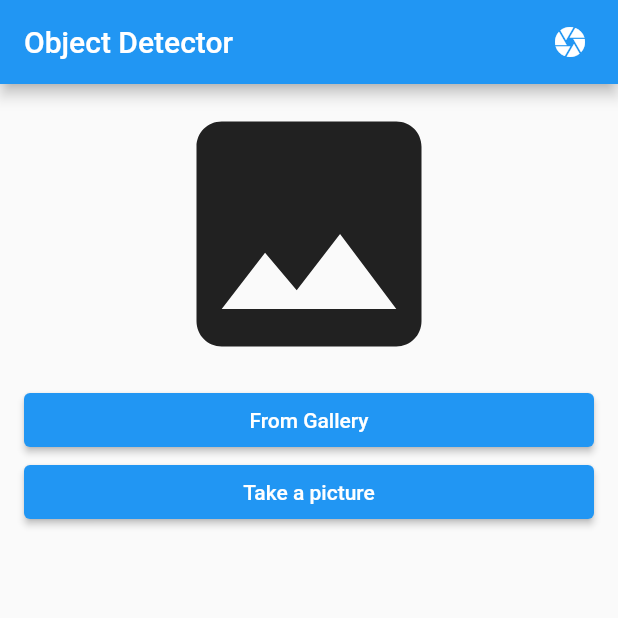
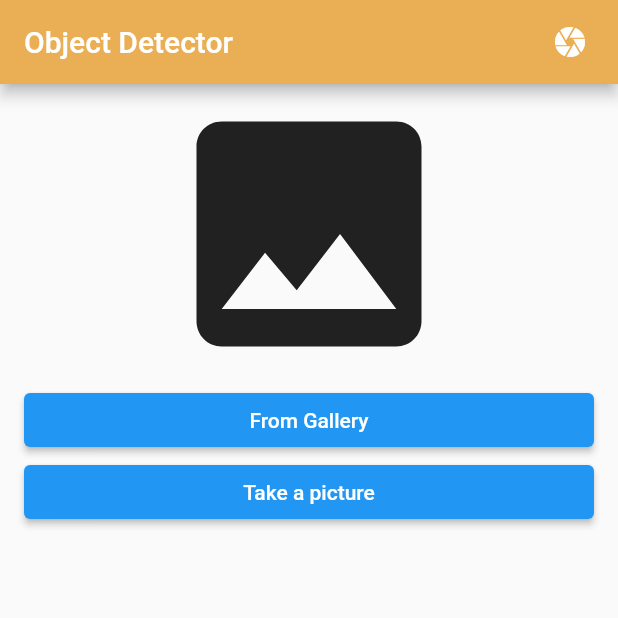
Before and after one commit to udaykrishnan9302/Envision, a Flutter app: the screen it shows after launch, after a tap on the "photo library" icon, on a phone screen of 412 x 824 dp, the top half of it. Run offline on Flutter 3.47's test engine with Material 2 defaults, Android fonts, the light colour scheme and no system bars; our stand-ins replace camera, flutter_tts, image_picker, permission_handler, vibration; missing offline and left inert: google_mlkit_commons, google_mlkit_image_labeling, google_mlkit_object_detection, google_mlkit_text_recognition; statements that could not run were skipped.

Commit message:
changes to theme colour and updated currency model

```diff
--- a/lib/CurrencyDetection/image_label_view.dart
+++ b/lib/CurrencyDetection/image_label_view.dart
@@ -83,6 +83,7 @@ class _ImageLabelViewState extends State<ImageLabelView> with WidgetsBindingObse
           Scaffold(
             appBar: AppBar(
               title: const Text('Currency Detection'),
+              backgroundColor: Color.fromARGB(255, 234, 174, 84),
             ),
             backgroundColor: _isPermissionGranted ? Colors.transparent : null,
             body: Stack(
--- a/lib/ImageToText/ImgtoText.dart
+++ b/lib/ImageToText/ImgtoText.dart
@@ -73,6 +73,7 @@ Widget build(BuildContext context) {
           Scaffold(
             appBar: AppBar(
               title: const Text('Text Recognition'),
+              backgroundColor: Color.fromARGB(255, 234, 174, 84),
             ),
             backgroundColor: _isPermissionGranted ? Colors.transparent : null,
             body: Stack(
--- a/lib/OjectDetection/camera_view.dart
+++ b/lib/OjectDetection/camera_view.dart
@@ -89,6 +89,7 @@ class _CameraViewState extends State<CameraView> {
     return Scaffold(
       appBar: AppBar(
         title: Text(widget.title),
+        backgroundColor: Color.fromARGB(255, 234, 174, 84),
         actions: [
           if (_allowPicker)
             Padding(
```
Also changed, not shown: 1 other file.
